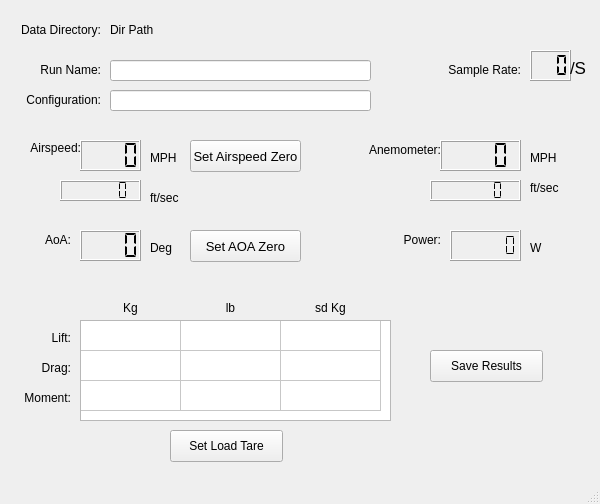
This is Tunnel_Model.ui in n2ee/Wind-Tunnel-GUI as Qt 5 draws it before an edit. The edited form follows.
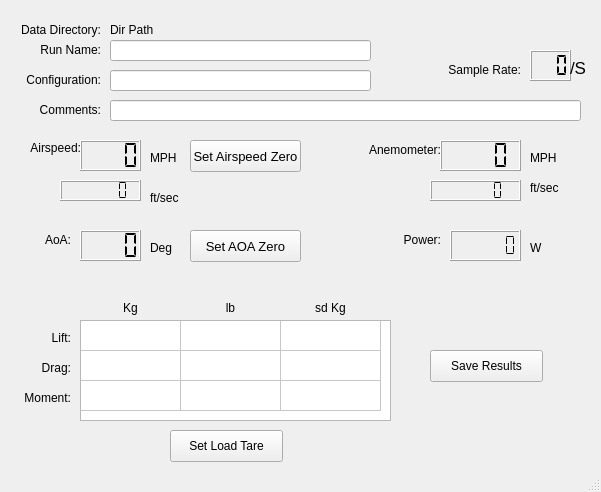
This is the edited form.

Commit message:
Add slope for airspeed; add comments field
Add a scalling slope for airspeed to the config.ini file.

Add an additional field to th GUI, "comments", which are written tot he data file when the save button is clicked.

```diff
--- a/Tunnel_Model.ui
+++ b/Tunnel_Model.ui
@@ -6,8 +6,8 @@
    <rect>
     <x>0</x>
     <y>0</y>
-    <width>600</width>
-    <height>504</height>
+    <width>601</width>
+    <height>492</height>
    </rect>
   </property>
   <property name="windowTitle">
@@ -34,7 +34,7 @@
     <property name="geometry">
      <rect>
       <x>110</x>
-      <y>60</y>
+      <y>40</y>
       <width>261</width>
       <height>21</height>
      </rect>
@@ -57,7 +57,7 @@
     <property name="geometry">
      <rect>
       <x>30</x>
-      <y>60</y>
+      <y>40</y>
       <width>71</width>
       <height>20</height>
      </rect>
@@ -73,7 +73,7 @@
     <property name="geometry">
      <rect>
       <x>10</x>
-      <y>90</y>
+      <y>70</y>
       <width>91</width>
       <height>20</height>
      </rect>
@@ -89,7 +89,7 @@
     <property name="geometry">
      <rect>
       <x>110</x>
-      <y>90</y>
+      <y>70</y>
       <width>261</width>
       <height>21</height>
      </rect>
@@ -587,6 +587,38 @@
      <string>Dir Path</string>
     </property>
    </widget>
+   <widget class="QLineEdit" name="inpComments">
+    <property name="enabled">
+     <bool>true</bool>
+    </property>
+    <property name="geometry">
+     <rect>
+      <x>110</x>
+      <y>100</y>
+      <width>471</width>
+      <height>21</height>
+     </rect>
+    </property>
+    <property name="alignment">
+     <set>Qt::AlignLeading|Qt::AlignLeft|Qt::AlignTop</set>
+    </property>
+   </widget>
+   <widget class="QLabel" name="lblComments">
+    <property name="geometry">
+     <rect>
+      <x>10</x>
+      <y>100</y>
+      <width>91</width>
+      <height>20</height>
+     </rect>
+    </property>
+    <property name="text">
+     <string>Comments:</string>
+    </property>
+    <property name="alignment">
+     <set>Qt::AlignRight|Qt::AlignTrailing|Qt::AlignVCenter</set>
+    </property>
+   </widget>
    <zorder>outAnemometerFps</zorder>
    <zorder>btnLoadTare</zorder>
    <zorder>inpRunName</zorder>
```
Left out of the diff: 2 changed lines with no effect on the pictures. The commit also changes 4 other files.
